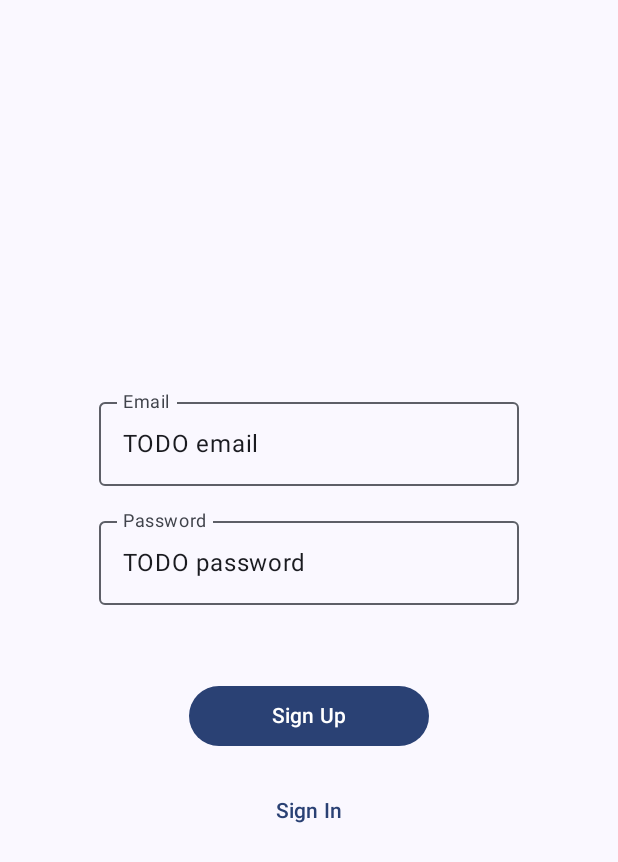
After one commit to laughinme/hackathon, an Android app built with Jetpack Compose: the composable SignUpScreen shown on its own in the app's theme, on a phone screen of 412 x 824 dp. The commit adds this screen. Shown: the top 862 px of the screen. Run offline under Robolectric (Android 15) with nearby library versions, the phone set to English and light mode, and no system bars.

Commit message:
Refactor onboarding screens and add initial implementations
This commit introduces several changes to the onboarding process:

- **Screen Renaming and Deletion:**
    - `LogRegScreen.kt` has been deleted.
    - `AgeSexScreen.kt` has been renamed to `SignUpScreen.kt` and its content updated to a basic sign-up form.
- **New Screen Implementations:**
    - `SignInScreen.kt`: A new screen with fields for email and password, and buttons for "Sign In" and "Sign Up". Includes TODOs for navigation and registration logic.
    - `AgePickerScreen.kt`: A new, currently empty, composable function for age selection.
    - `GenderPickerScreen.kt`: A new screen with buttons for selecting gender ("Male", "Female", "Other") and a "Get Started" button. Includes TODOs for ViewModel integration and navigation.
- **`GreetingScreen.kt` Updates:**
    - The "Next" `TextButton` has been replaced with a "Get Started" `Button`.
    - The button is now centered and larger.
    - A TODO has been added to navigate to `SignInScreen`.
- **`MainActivity.kt` Update:**
    - The `GreetingScreen` is now set as the initial content.

```diff
--- a/mobile/app/src/main/java/com/example/hackathon/presentation/MainActivity.kt
+++ b/mobile/app/src/main/java/com/example/hackathon/presentation/MainActivity.kt
@@ -5,6 +5,7 @@ import androidx.activity.ComponentActivity
 import androidx.activity.compose.setContent
 import androidx.activity.enableEdgeToEdge
 import com.example.compose.AppTheme
+import com.example.hackathon.presentation.screens.onboardingScreens.GreetingScreen
 
 class MainActivity : ComponentActivity() {
     override fun onCreate(savedInstanceState: Bundle?) {
@@ -13,6 +14,7 @@ class MainActivity : ComponentActivity() {
         setContent {
             AppTheme {
                 //TODO что то здесь надо будет вставить
+                GreetingScreen()
             }
         }
     }
--- a/mobile/app/src/main/java/com/example/hackathon/presentation/screens/onboardingScreens/AgeSexScreen.kt
+++ /dev/null
@@ -1 +0,0 @@
-package com.example.hackathon.presentation.screens.onboardingScreens
--- a/mobile/app/src/main/java/com/example/hackathon/presentation/screens/onboardingScreens/LogRegScreen.kt
+++ /dev/null
@@ -1 +0,0 @@
-package com.example.hackathon.presentation.screens.onboardingScreens
--- /dev/null
+++ b/mobile/app/src/main/java/com/example/hackathon/presentation/screens/onboardingScreens/SignUpScreen.kt
@@ -0,0 +1,72 @@
+package com.example.hackathon.presentation.screens.onboardingScreens
+
+import androidx.compose.foundation.layout.Box
+import androidx.compose.foundation.layout.Column
+import androidx.compose.foundation.layout.Spacer
+import androidx.compose.foundation.layout.fillMaxSize
+import androidx.compose.foundation.layout.height
+import androidx.compose.foundation.layout.width
+import androidx.compose.material3.Button
+import androidx.compose.material3.MaterialTheme
+import androidx.compose.material3.OutlinedTextField
+import androidx.compose.material3.Surface
+import androidx.compose.material3.Text
+import androidx.compose.material3.TextButton
+import androidx.compose.runtime.Composable
+import androidx.compose.ui.Alignment
+import androidx.compose.ui.Modifier
+import androidx.compose.ui.tooling.preview.Preview
+import androidx.compose.ui.unit.dp
+import com.example.compose.PreviewTheme
+
+@Composable
+fun SignUpScreen() {
+    Surface(color = MaterialTheme.colorScheme.background) {
+        Box(
+            modifier = Modifier.fillMaxSize(),
+            contentAlignment = Alignment.Center
+        ) {
+            Column(horizontalAlignment = Alignment.CenterHorizontally) {
+                OutlinedTextField(
+                    value = "TODO email",
+                    onValueChange = {},
+                    label = { Text("Email") },
+                    placeholder = { Text("Email") }
+                )
+                Spacer(modifier = Modifier.height(15.dp))
+                OutlinedTextField(
+                    value = "TODO password",
+                    onValueChange = {},
+                    label = { Text("Password") },
+                    placeholder = { Text("Password") }
+                )
+                Spacer(modifier = Modifier.height(50.dp))
+                Button(modifier = Modifier.width(160.dp), onClick = {
+                    //TODO Сделать вход и переход на AgePickerScreen
+                }) {
+                    Text("Sign Up")
+                }
+                Spacer(modifier = Modifier.height(15.dp))
+                TextButton(onClick = {
+                    //Todo Сделать переход на SignInScreen
+                }) {
+                    Text("Sign In")
+                }
+            }
+        }
+    }
+}
+
+
+@Preview(showBackground = true, name = "Light Theme")
+@Preview(
+    showBackground = true,
+    uiMode = android.content.res.Configuration.UI_MODE_NIGHT_YES,
+    name = "Dark Theme"
+)
+@Composable
+fun SignUpPreview() {
+    PreviewTheme {
+        SignUpScreen()
+    }
+}
```
Also changed, not shown: mobile/app/src/main/java/com/example/hackathon/presentation/screens/onboardingScreens/AgePickerScreen.kt (added, +8 -0 lines), mobile/app/src/main/java/com/example/hackathon/presentation/screens/onboardingScreens/GenderPickerScreen.kt (added, +83 -0 lines), mobile/app/src/main/java/com/example/hackathon/presentation/screens/onboardingScreens/GreetingScreen.kt (+7 -14 lines), mobile/app/src/main/java/com/example/hackathon/presentation/screens/onboardingScreens/SignInScreen.kt (added, +72 -0 lines).
